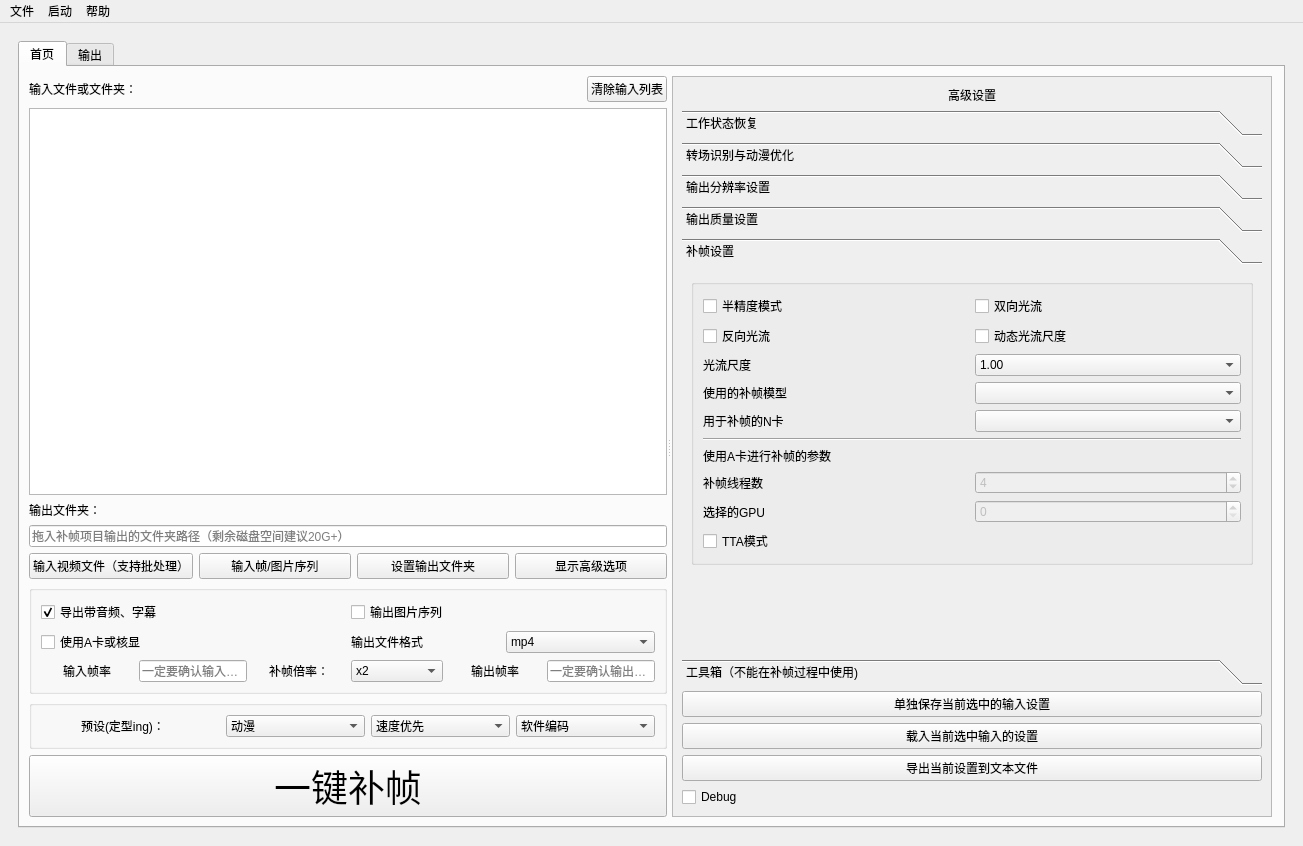
Qt form Utils/SVFI_UI.ui (100wman/RIFE_GUI) before a commit.
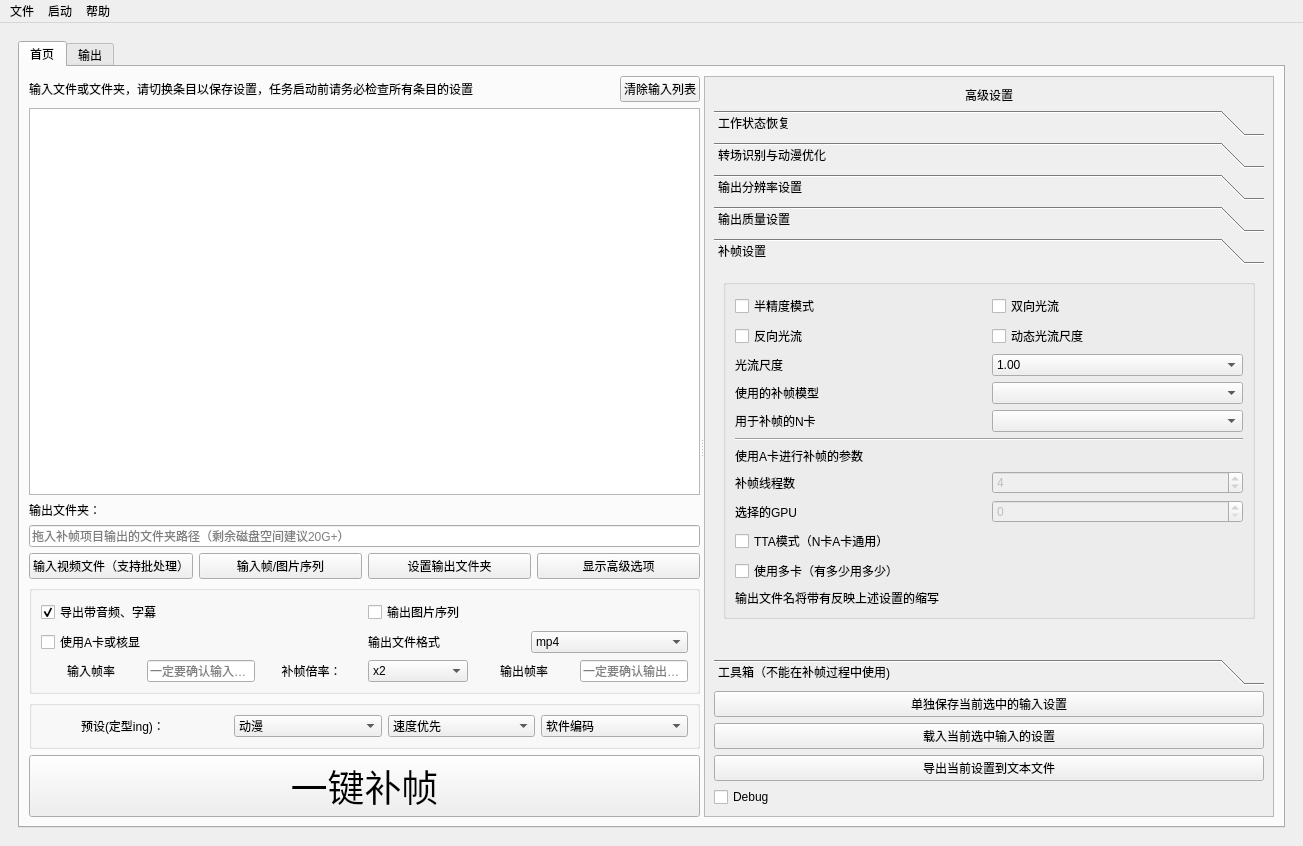
The same form after that commit. The open tabs and pages were chosen to show the change. Custom widgets are drawn as their Qt base class.

Commit message: SVFI.3.4.Professional结构性质量更新发布 Update Log at OLS 6.8.4 相比SVFI 3.2.Professional: 1. 支持N卡、A卡多卡交火输出（具体看说明） 2. 全新的任务队列，单一输入多样输出，参数调整方便 2.1. 参数预览（在偏好设置打开） 3. 更多补帧参数可供把玩（双向光流、TTA模式等） 4. 优化内存管理 5. 修了很多bug，主要是优化使用体验 一些注意事项： 1. 自3.4取消工作恢复进度自动识别，如果需要恢复进度请手动在高级设置-恢复进度-手动设置/点击自动设置按钮 2. 有兴趣看看任务栏-帮助-说明 开发者须知： 1. 注意全局参数组织变动 2. @NULL PyQt界面自SVFI 3.4终止维护，尽快做好基于Electron + Python混合编程的SVFI 4.0界面开发技能储备 3. SVFI 3.4 PyQt开发手册定稿

Patch:
```diff
--- a/Utils/SVFI_UI.ui
+++ b/Utils/SVFI_UI.ui
@@ -422,7 +422,7 @@
                   <enum>QAbstractItemView::NoDragDrop</enum>
                  </property>
                  <property name="alternatingRowColors">
-                  <bool>true</bool>
+                  <bool>false</bool>
                  </property>
                  <property name="viewMode">
                   <enum>QListView::ListMode</enum>
@@ -453,7 +453,7 @@
                     </sizepolicy>
                    </property>
                    <property name="text">
-                    <string>输入文件或文件夹：</string>
+                    <string>输入文件或文件夹，请切换条目以保存设置，任务启动前请务必检查所有条目的设置</string>
                    </property>
                   </widget>
                  </item>
@@ -2019,6 +2019,26 @@
                           <string/>
                          </property>
                          <layout class="QGridLayout" name="gridLayout_31">
+                          <item row="4" column="0">
+                           <widget class="QCheckBox" name="TtaModeChecker">
+                            <property name="toolTip">
+                             <string>&lt;html&gt;&lt;head/&gt;&lt;body&gt;&lt;p&gt;&lt;span style=&quot; font-weight:600;&quot;&gt;试验性选项：&lt;/span&gt;&lt;/p&gt;&lt;p&gt;极大地降低补帧速度&lt;/p&gt;&lt;p&gt;画面质量会有些许提升&lt;/p&gt;&lt;/body&gt;&lt;/html&gt;</string>
+                            </property>
+                            <property name="text">
+                             <string>TTA模式（N卡A卡通用）</string>
+                            </property>
+                           </widget>
+                          </item>
+                          <item row="5" column="0">
+                           <widget class="QCheckBox" name="UseMultiCardsChecker">
+                            <property name="toolTip">
+                             <string>&lt;html&gt;&lt;head/&gt;&lt;body&gt;&lt;p&gt;使用所有能检测到的显卡进行补帧&lt;/p&gt;&lt;p&gt;使用A卡模式（左侧“使用A卡或核显”）将同时调用能识别到的A卡和N卡&lt;/p&gt;&lt;p&gt;不适用A卡模式则只能使用检测到的N卡&lt;/p&gt;&lt;p&gt;速度较单卡慢&lt;/p&gt;&lt;/body&gt;&lt;/html&gt;</string>
+                            </property>
+                            <property name="text">
+                             <string>使用多卡（有多少用多少）</string>
+                            </property>
+                           </widget>
+                          </item>
                           <item row="0" column="0">
                            <layout class="QGridLayout" name="gridLayout_5">
                             <item row="2" column="1">
@@ -2222,13 +2242,10 @@
                             </property>
                            </widget>
                           </item>
-                          <item row="4" column="0">
-                           <widget class="QCheckBox" name="TtaModeChecker">
-                            <property name="toolTip">
-                             <string>&lt;html&gt;&lt;head/&gt;&lt;body&gt;&lt;p&gt;&lt;span style=&quot; font-weight:600;&quot;&gt;试验性选项：&lt;/span&gt;&lt;/p&gt;&lt;p&gt;极大地降低补帧速度&lt;/p&gt;&lt;p&gt;画面质量会有些许提升&lt;/p&gt;&lt;/body&gt;&lt;/html&gt;</string>
-                            </property>
+                          <item row="6" column="0">
+                           <widget class="QLabel" name="label_2">
                             <property name="text">
-                             <string>TTA模式</string>
+                             <string>输出文件名将带有反映上述设置的缩写</string>
                             </property>
                            </widget>
                           </item>
```
Left out of the diff: 99 changed lines with no effect on the pictures. The commit also changes 18 other files.
